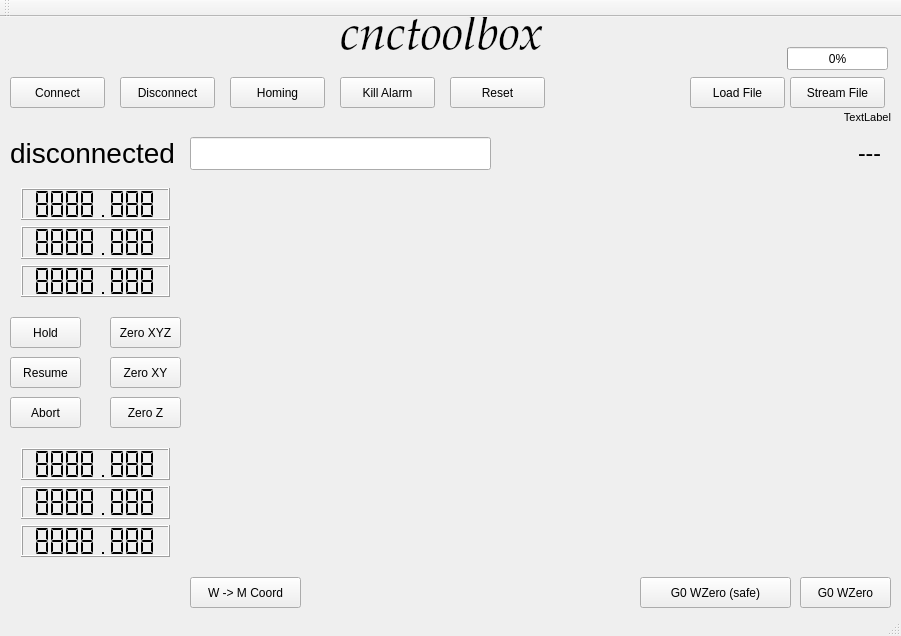
comgram/gerbil_gui, file lib/qt/cnctoolbox/mainwindow.ui: the form before one commit.
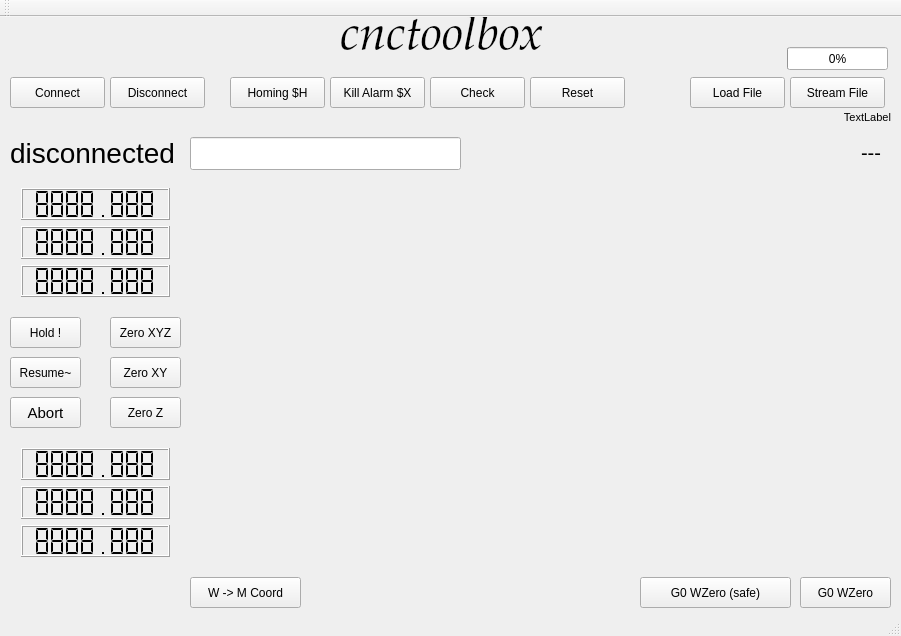
The form after the commit.

```diff
--- a/lib/qt/cnctoolbox/mainwindow.ui
+++ b/lib/qt/cnctoolbox/mainwindow.ui
@@ -122,7 +122,7 @@
    <widget class="QPushButton" name="pushButton_disconnect">
     <property name="geometry">
      <rect>
-      <x>120</x>
+      <x>110</x>
       <y>60</y>
       <width>95</width>
       <height>31</height>
@@ -142,26 +142,26 @@
      </rect>
     </property>
     <property name="text">
-     <string>Homing</string>
+     <string>Homing $H</string>
     </property>
    </widget>
    <widget class="QPushButton" name="pushButton_killalarm">
     <property name="geometry">
      <rect>
-      <x>340</x>
+      <x>330</x>
       <y>60</y>
       <width>95</width>
       <height>31</height>
      </rect>
     </property>
     <property name="text">
-     <string>Kill Alarm</string>
+     <string>Kill Alarm $X</string>
     </property>
    </widget>
    <widget class="QPushButton" name="pushButton_reset">
     <property name="geometry">
      <rect>
-      <x>450</x>
+      <x>530</x>
       <y>60</y>
       <width>95</width>
       <height>31</height>
@@ -181,7 +181,7 @@
      </rect>
     </property>
     <property name="text">
-     <string>Hold</string>
+     <string>Hold !</string>
     </property>
    </widget>
    <widget class="QPushButton" name="pushButton_resume">
@@ -194,7 +194,7 @@
      </rect>
     </property>
     <property name="text">
-     <string>Resume</string>
+     <string>Resume~</string>
     </property>
    </widget>
    <widget class="QPushButton" name="pushButton_abort">
@@ -206,6 +206,17 @@
       <height>31</height>
      </rect>
     </property>
+    <property name="font">
+     <font>
+      <pointsize>11</pointsize>
+     </font>
+    </property>
+    <property name="autoFillBackground">
+     <bool>false</bool>
+    </property>
+    <property name="styleSheet">
+     <string notr="true"/>
+    </property>
     <property name="text">
      <string>Abort</string>
     </property>
@@ -397,15 +408,15 @@
    <widget class="QLabel" name="label_currentgcodeblock">
     <property name="geometry">
      <rect>
-      <x>660</x>
+      <x>470</x>
       <y>120</y>
-      <width>221</width>
+      <width>411</width>
       <height>31</height>
      </rect>
     </property>
     <property name="font">
      <font>
-      <pointsize>17</pointsize>
+      <pointsize>15</pointsize>
      </font>
     </property>
     <property name="text">
@@ -459,7 +470,7 @@
      <rect>
       <x>190</x>
       <y>120</y>
-      <width>301</width>
+      <width>271</width>
       <height>33</height>
      </rect>
     </property>
@@ -469,6 +480,19 @@
      </font>
     </property>
    </widget>
+   <widget class="QPushButton" name="pushButton_check">
+    <property name="geometry">
+     <rect>
+      <x>430</x>
+      <y>60</y>
+      <width>95</width>
+      <height>31</height>
+     </rect>
+    </property>
+    <property name="text">
+     <string>Check</string>
+    </property>
+   </widget>
   </widget>
   <widget class="QToolBar" name="mainToolBar">
    <attribute name="toolBarArea">
```
Left out of the diff: 2 changed lines with no effect on the pictures.
